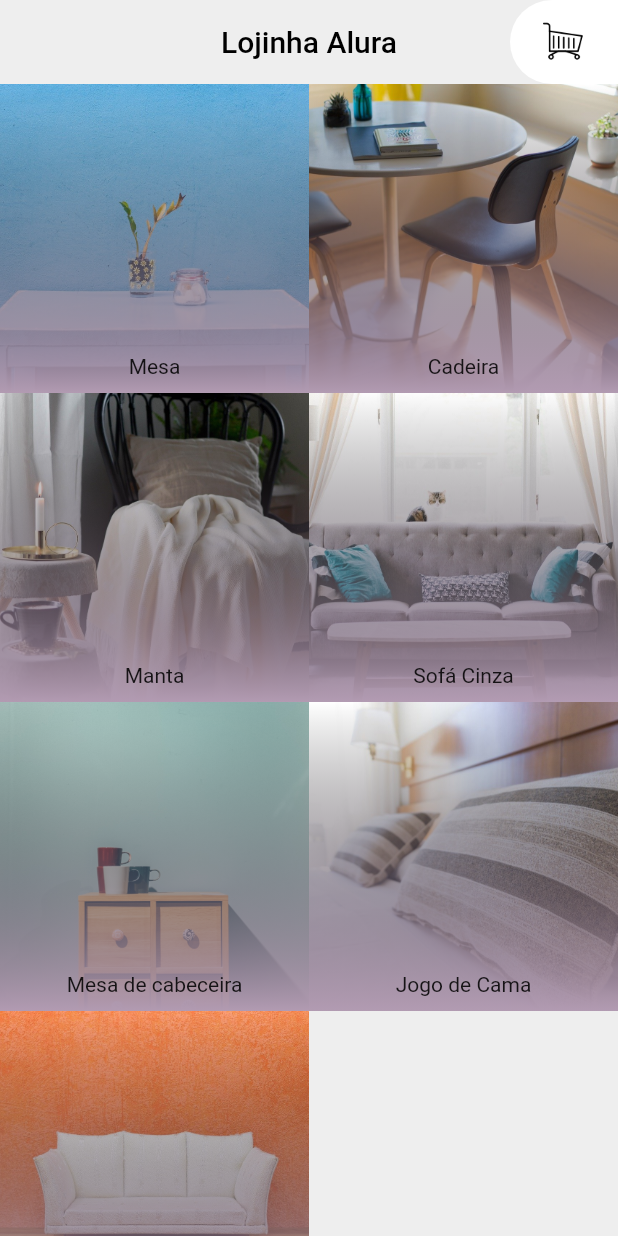
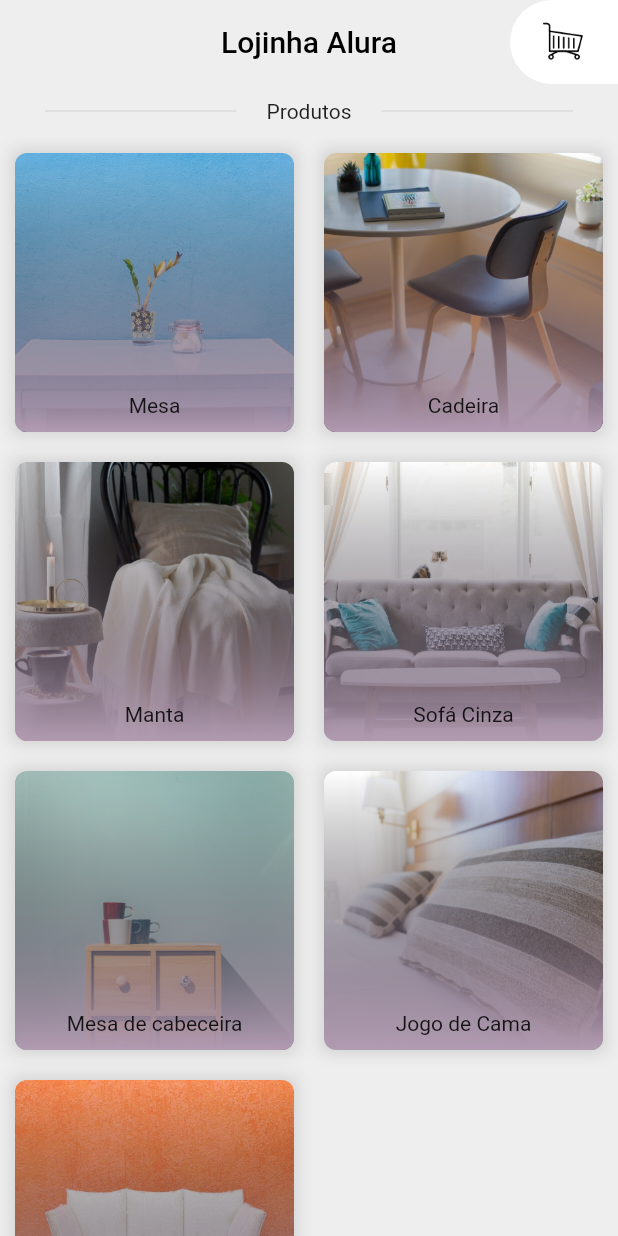
Before and after one commit to AdoniroSalles/lojinha_alura, a Flutter app: the screen it shows after launch, on a phone screen of 412 x 824 dp. Run offline on Flutter 3.47's test engine with Material 2 defaults, Android fonts, the phone set to English and light mode, and no system bars.

Commit message:
aula 4 ajustes hoome

```diff
--- a/lib/pages/inicio.dart
+++ b/lib/pages/inicio.dart
@@ -66,8 +66,41 @@ class InicioPage extends StatelessWidget {
         titulo: 'Lojinha Alura',
         ehPaginaCarrinho: false,
       ),
-      body: GridProdutosPage(
-        moveis: moveis,
+      body: Column(
+        children: [
+          Row(
+            children: [
+              Expanded(
+                child: Container(
+                  margin: EdgeInsets.only(
+                    left: 30,
+                    right: 20,
+                    top: 10,
+                    bottom: 10,
+                  ),
+                  child: Divider(),
+                ),
+              ),
+              Text("Produtos"),
+              Expanded(
+                child: Container(
+                  margin: EdgeInsets.only(
+                    left: 20,
+                    right: 30,
+                    top: 10,
+                    bottom: 10,
+                  ),
+                  child: Divider(),
+                ),
+              ),
+            ],
+          ),
+          Flexible(
+            child: GridProdutosPage(
+              moveis: moveis,
+            ),
+          ),
+        ],
       ),
     );
   }
--- a/lib/widgets/GridProdutos/elemento_gridprodutos.dart
+++ b/lib/widgets/GridProdutos/elemento_gridprodutos.dart
@@ -11,7 +11,20 @@ class ElementoGridProtudos extends StatelessWidget {
 
   @override
   Widget build(BuildContext context) {
-    return Stack(
+    return Container(
+      decoration: BoxDecoration(
+        boxShadow: [
+          BoxShadow(
+            spreadRadius: 2,
+            blurRadius: 8,
+            color: Colors.black12,
+          ),
+        ],
+      ),
+      margin: EdgeInsets.all(10),
+      child: ClipRRect(
+        borderRadius: BorderRadius.circular(8),
+        child: Stack(
           alignment: Alignment.center,
           children: [
             ImageElementoGridProdutos(imagem: movel.foto),
@@ -20,6 +33,8 @@ class ElementoGridProtudos extends StatelessWidget {
               titulo: movel.titulo,
             )
           ],
+        ),
+      ),
     );
   }
 }
```
Lines whose indentation alone changed are shown as unchanged.
